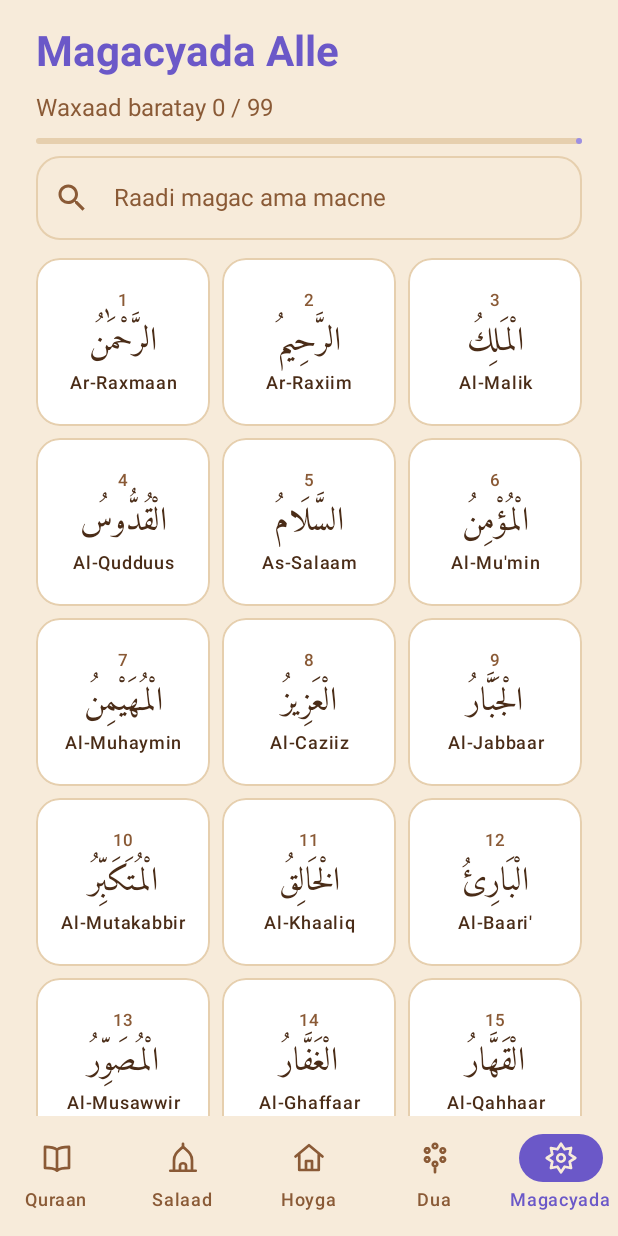
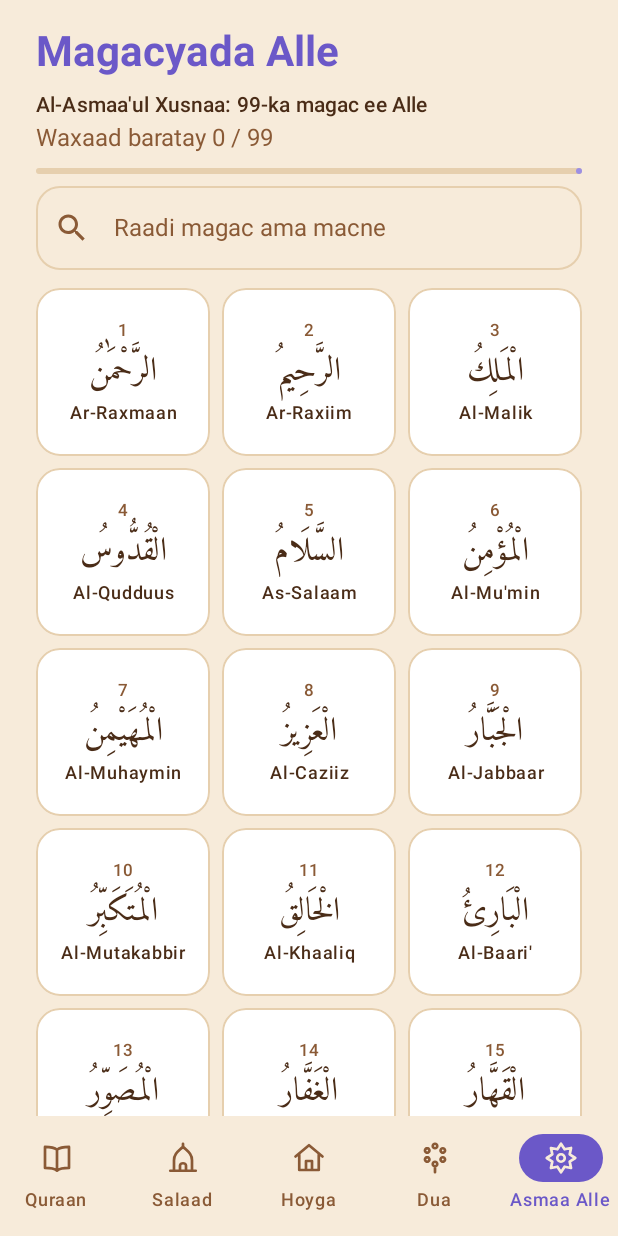
Before and after one commit to Macneyste/GeedkaJannada, an Android app built with Jetpack Compose: the NamesScreen screen opened through its navigation route, on a phone screen of 412 x 824 dp. Run offline under Robolectric (Android 15) with nearby library versions, the phone set to English and light mode, and no system bars.

Commit message:
style(names): tab-ka Asmaa Alle iyo cinwaan hoose Al-Asmaa'ul Xusnaa

```diff
--- a/app/src/main/java/com/geedkajannada/feature/names/NamesScreen.kt
+++ b/app/src/main/java/com/geedkajannada/feature/names/NamesScreen.kt
@@ -68,6 +68,7 @@ fun NamesScreen(vm: NamesViewModel = appViewModel { NamesViewModel(it.names) })
 private fun NamesList(state: NamesUiState, vm: NamesViewModel) {
     Column(Modifier.fillMaxSize().padding(horizontal = Dimens.ScreenPadding)) {
         ScreenTitle(stringResource(R.string.names_title), Modifier.padding(top = 8.dp))
+        Text(stringResource(R.string.names_subtitle), style = MaterialTheme.typography.titleSmall, color = BrownInk)
         Text(stringResource(R.string.names_progress, state.learned.size, state.total), color = BrownMid)
         LinearProgressIndicator(
             progress = { if (state.total == 0) 0f else state.learned.size.toFloat() / state.total },
--- a/app/src/main/res/values/strings.xml
+++ b/app/src/main/res/values/strings.xml
@@ -285,7 +285,8 @@
     <string name="privacy_body">Xog kaama ururinno, meelna kama dirno. App-ku internet ma isticmaalo. Tirinta, dejimaha iyo duada aad doorato qalabkaaga ayay ku kaydsan yihiin. Goobta qiyaasta ah waxaa la akhriyaa kaliya marka aad oggolaato, si waqtiyada salaadda iyo Qibla loo xisaabiyo, qalabkana kama baxdo.</string>
     <string name="about_sources_title">Ilaha</string>
     <string name="about_sources">Qoraalka Quraanka: Tanzil / quran-json (CC BY). Font: Amiri (SIL OFL 1.1). Duada waxaa laga soo qaatay Quraanka; macnayaasha weli lama hubin.</string>
-    <string name="nav_names">Magacyada</string>
+    <string name="nav_names">Asmaa Alle</string>
+    <string name="names_subtitle">Al-Asmaa\'ul Xusnaa: 99-ka magac ee Alle</string>
     <string name="names_title">Magacyada Alle</string>
     <string name="names_progress">Waxaad baratay %1$d / %2$d</string>
     <string name="names_search">Raadi magac ama macne</string>
```
